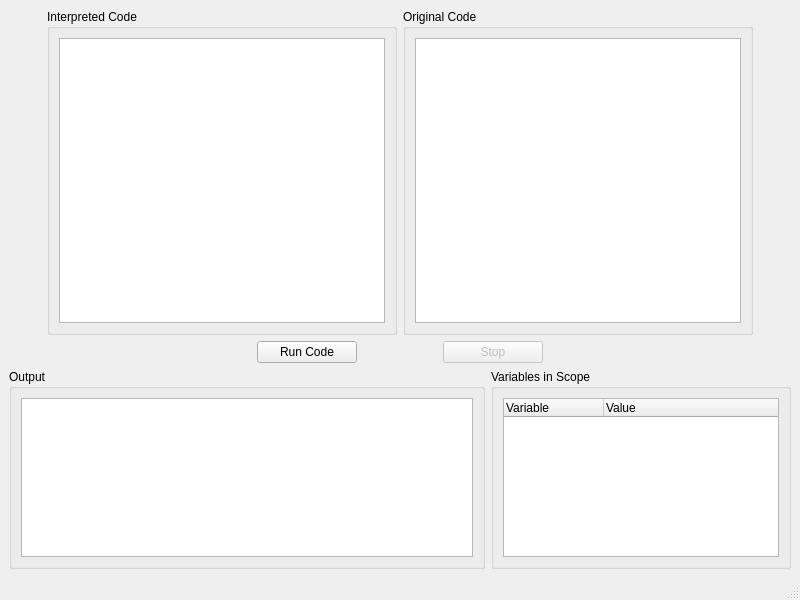
This is mainwindow.ui in jschoeny/BeginnerPythonVisualizer as Qt 5 draws it before an edit. The edited form follows.
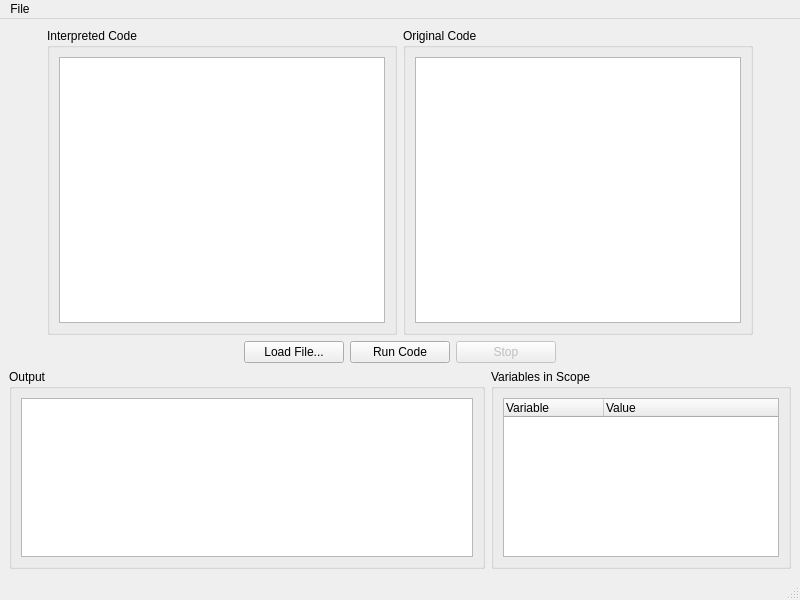
This is the edited form.

```diff
--- a/mainwindow.ui
+++ b/mainwindow.ui
@@ -197,6 +197,19 @@
         </property>
        </spacer>
       </item>
+      <item>
+       <widget class="QPushButton" name="button_load">
+        <property name="minimumSize">
+         <size>
+          <width>100</width>
+          <height>0</height>
+         </size>
+        </property>
+        <property name="text">
+         <string>Load File...</string>
+        </property>
+       </widget>
+      </item>
       <item>
        <widget class="QPushButton" name="button_start">
         <property name="enabled">
@@ -213,22 +226,6 @@
         </property>
        </widget>
       </item>
-      <item>
-       <spacer name="horizontalSpacer_5">
-        <property name="orientation">
-         <enum>Qt::Horizontal</enum>
-        </property>
-        <property name="sizeType">
-         <enum>QSizePolicy::Minimum</enum>
-        </property>
-        <property name="sizeHint" stdset="0">
-         <size>
-          <width>80</width>
-          <height>20</height>
-         </size>
-        </property>
-       </spacer>
-      </item>
       <item>
        <widget class="QPushButton" name="button_stop">
         <property name="enabled">
@@ -334,9 +331,16 @@
      <x>0</x>
      <y>0</y>
      <width>800</width>
-     <height>22</height>
+     <height>24</height>
     </rect>
    </property>
+   <widget class="QMenu" name="menuFile">
+    <property name="title">
+     <string>File</string>
+    </property>
+    <addaction name="actionOpen_File"/>
+   </widget>
+   <addaction name="menuFile"/>
   </widget>
   <widget class="QStatusBar" name="statusbar"/>
  </widget>
```
Left out of the diff: 44 changed lines with no effect on the pictures.
